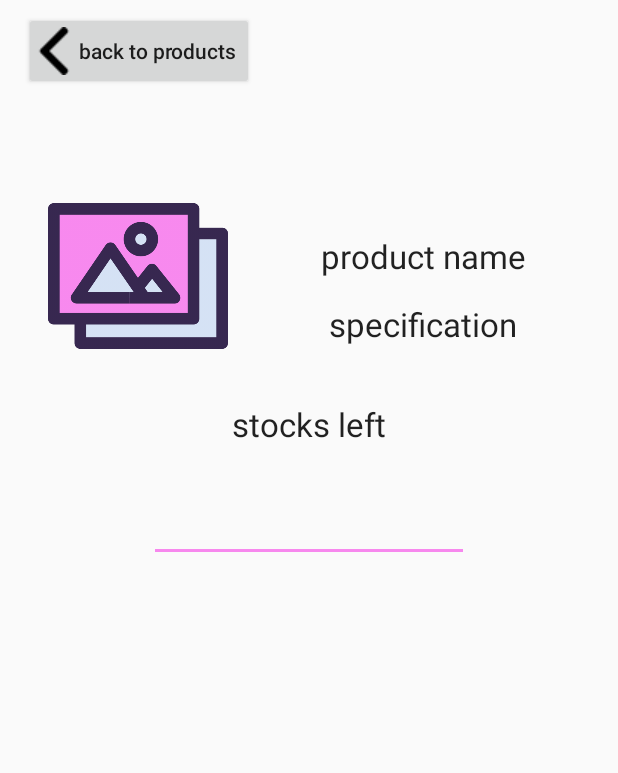
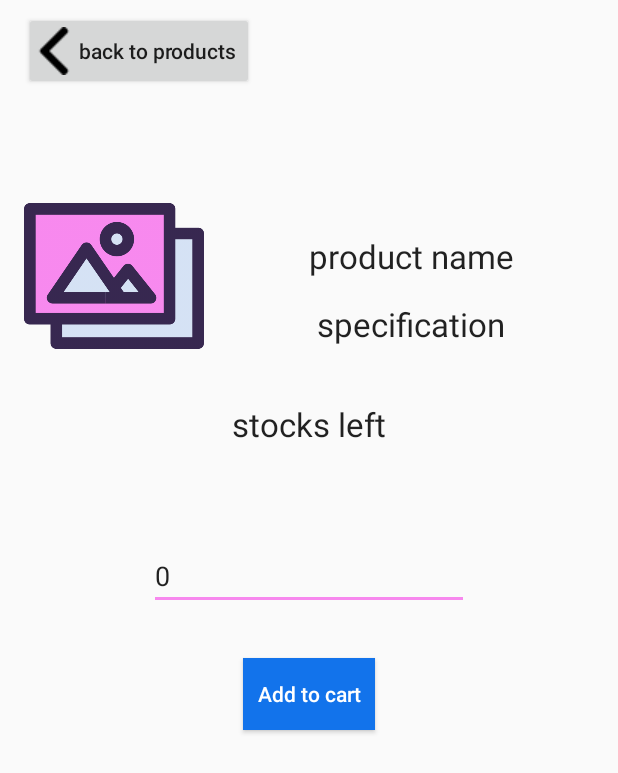
Before and after one commit to neilalden/dream-pouch, an Android app: the sellProductView screen opened directly, with no data from a screen before it, on a phone screen of 412 x 824 dp. Shown: the top 773 px of the screen. Run offline under Robolectric (Android 15) with nearby library versions, the phone set to English and light mode, and no system bars; our stand-ins replace Firebase (no records; nobody signed in at launch, a user with empty details on screens opened directly); libraries missing offline, so code that uses them is left out: com.firebase.ui.

Commit message:
test commit

```diff
--- a/app/src/main/java/com/example/test/sellListView.java
+++ b/app/src/main/java/com/example/test/sellListView.java
@@ -2,6 +2,7 @@
 
 import androidx.annotation.NonNull;
 import androidx.appcompat.app.AppCompatActivity;
+import androidx.core.content.ContextCompat;
 
 import android.content.Intent;
 import android.os.Bundle;
@@ -11,6 +12,7 @@
 import android.widget.ImageView;
 import android.widget.ListView;
 import android.widget.TextView;
+import android.widget.Toast;
 
 import com.bumptech.glide.Glide;
 import com.firebase.ui.database.FirebaseListAdapter;
@@ -29,7 +31,7 @@
     DatabaseReference myRef;
     Product product;
     StorageReference mStorageRef;
-    public String globalstring;
+    public static String globalstring;
     @Override
     protected void onCreate(Bundle savedInstanceState) {
         super.onCreate(savedInstanceState);
@@ -52,15 +54,21 @@
                 TextView productName = v.findViewById(R.id.productName);
                 TextView productSpecs = v.findViewById(R.id.productSpecs);
                 TextView productStock = v.findViewById(R.id.productStock);
+                TextView id = v.findViewById(R.id.productId);
                 ImageView img = v.findViewById(R.id.product_image);
                 Product prd = (Product)model;
                 productName.setText(prd.getName());
                 productSpecs.setText(prd.getSpecs());
+                id.setText(prd.getId());
                 productStock.setText("Stocks remaining: "+prd.getStocks());
-
-                Glide.with(sellListView.this)
-                        .load(prd.getImage())
-                        .into(img);
+                if(prd.getImage() == null){
+                    img.setImageDrawable(ContextCompat.getDrawable(sellListView.this, R.drawable.image));
+                }
+                else {
+                    Glide.with(sellListView.this)
+                            .load(prd.getImage())
+                            .into(img);
+                }
 
 
             }
@@ -70,7 +78,7 @@
         myListView.setOnItemClickListener(new AdapterView.OnItemClickListener() {
             @Override
             public void onItemClick(AdapterView<?> adapterView, View view, int i, long l) {
-                globalstring = ((TextView)view.findViewById(R.id.productSpecs)).getText().toString();
+                globalstring = ((TextView)view.findViewById(R.id.productId)).getText().toString();
                 Intent intent = new Intent(sellListView.this, sellProductView.class);
                 intent.addFlags(Intent.FLAG_ACTIVITY_CLEAR_TOP);
                 startActivity(intent);
--- a/app/src/main/java/com/example/test/sellProductView.java
+++ b/app/src/main/java/com/example/test/sellProductView.java
@@ -1,14 +1,69 @@
 package com.example.test;
 
+import androidx.annotation.NonNull;
+import androidx.annotation.Nullable;
 import androidx.appcompat.app.AppCompatActivity;
+import androidx.core.content.ContextCompat;
 
 import android.os.Bundle;
+import android.widget.ImageView;
+import android.widget.TextView;
+import android.widget.Toast;
+
+import com.bumptech.glide.Glide;
+import com.google.firebase.database.ChildEventListener;
+import com.google.firebase.database.DataSnapshot;
+import com.google.firebase.database.DatabaseError;
+import com.google.firebase.database.DatabaseReference;
+import com.google.firebase.database.FirebaseDatabase;
+import com.google.firebase.database.ValueEventListener;
+
+import java.util.Map;
 
 public class sellProductView extends AppCompatActivity {
-
+    String strRef;
+    TextView tvname, tvspecs, tvstock;
+    ImageView image;
+    Product prd;
+    DatabaseReference mref;
     @Override
     protected void onCreate(Bundle savedInstanceState) {
         super.onCreate(savedInstanceState);
         setContentView(R.layout.activity_sell_product_view);
+
+        sellListView slv = new sellListView();
+        strRef = slv.globalstring;
+        tvname = findViewById(R.id.product_name);
+        tvspecs = findViewById(R.id.product_specs);
+        tvstock = findViewById(R.id.product_stocks);
+        image = findViewById(R.id.imageView);
+        mref = FirebaseDatabase.getInstance().getReference("products/"+strRef);
+        mref.addValueEventListener(new ValueEventListener() {
+            @Override
+            public void onDataChange(@NonNull DataSnapshot dataSnapshot) {
+                try {
+                    prd = dataSnapshot.getValue(Product.class);
+                    tvname.setText(prd.getName());
+                    tvspecs.setText(prd.getSpecs());
+                    tvstock.setText("Stocks left: "+prd.getStocks());
+                    if(prd.getImage() == null){
+                        image.setImageDrawable(ContextCompat.getDrawable(sellProductView.this, R.drawable.image));
+                    }
+                    else {
+                        Glide.with(sellProductView.this)
+                                .load(prd.getImage())
+                                .into(image);
+                    }
+                }catch (Exception e){
+                    Toast.makeText(sellProductView.this,e.getMessage(),Toast.LENGTH_SHORT).show();
+                }
+            }
+
+            @Override
+            public void onCancelled(@NonNull DatabaseError databaseError) {
+
+            }
+        });
+
     }
 }
--- a/app/src/main/res/layout/activity_sell_list_view.xml
+++ b/app/src/main/res/layout/activity_sell_list_view.xml
@@ -13,10 +13,12 @@
         android:layout_marginTop="16dp"
         android:layout_marginEnd="8dp"
         android:text="unicorn products"
+        android:textAppearance="@style/TextAppearance.AppCompat.Display4"
         android:textColor="#000"
-        android:textSize="32sp"
+        android:textSize="25dp"
         android:textStyle="bold"
         app:layout_constraintEnd_toEndOf="parent"
+        app:layout_constraintStart_toEndOf="@+id/btn_back"
         app:layout_constraintTop_toTopOf="parent" />
 
     <Button
@@ -25,12 +27,10 @@
         android:layout_height="wrap_content"
         android:layout_marginStart="16dp"
         android:layout_marginTop="8dp"
-        android:layout_marginEnd="16dp"
         android:drawableLeft="@drawable/back"
         android:paddingLeft="4dp"
         android:text="back to cart"
         android:textAllCaps="false"
-        app:layout_constraintEnd_toStartOf="@+id/textView5"
         app:layout_constraintStart_toStartOf="parent"
         app:layout_constraintTop_toTopOf="parent" />
 
--- a/app/src/main/res/layout/activity_sell_product_view.xml
+++ b/app/src/main/res/layout/activity_sell_product_view.xml
@@ -34,7 +34,7 @@
         android:id="@+id/imageView"
         android:layout_width="120dp"
         android:layout_height="120dp"
-        android:layout_marginStart="32dp"
+        android:layout_marginStart="16dp"
         android:layout_marginTop="64dp"
         app:layout_constraintStart_toStartOf="parent"
         app:layout_constraintTop_toBottomOf="@+id/btn_back"
@@ -63,13 +63,28 @@
         app:layout_constraintTop_toBottomOf="@+id/product_name" />
 
     <EditText
-        android:id="@+id/editText2"
+        android:id="@+id/amount"
+        android:layout_width="wrap_content"
+        android:layout_height="wrap_content"
+        android:layout_marginTop="64dp"
+        android:ems="10"
+        android:inputType="number"
+        android:text="0"
+        app:layout_constraintEnd_toEndOf="parent"
+        app:layout_constraintStart_toStartOf="parent"
+        app:layout_constraintTop_toBottomOf="@+id/product_stocks" />
+
+    <Button
+        android:id="@+id/button2"
+        style="@style/Widget.AppCompat.Button.Colored"
         android:layout_width="wrap_content"
         android:layout_height="wrap_content"
         android:layout_marginTop="32dp"
-        android:ems="10"
-        android:inputType="number"
+        android:background="@color/colorPrimary"
+        android:text="Add to cart"
+        android:textAllCaps="false"
         app:layout_constraintEnd_toEndOf="parent"
         app:layout_constraintStart_toStartOf="parent"
-        app:layout_constraintTop_toBottomOf="@+id/product_stocks" />
+        app:layout_constraintTop_toBottomOf="@+id/amount" />
+
 </androidx.constraintlayout.widget.ConstraintLayout>
```
Also changed, not shown: app/src/main/java/com/example/test/Product.java (+7 -7 lines), app/src/main/java/com/example/test/addproduct.java (+1 -2 lines), app/src/main/java/com/example/test/home.java (+3 -1 lines), app/src/main/res/layout/activity_cart.xml (+6 -5 lines), app/src/main/res/layout/product_info.xml (+12 -0 lines).
